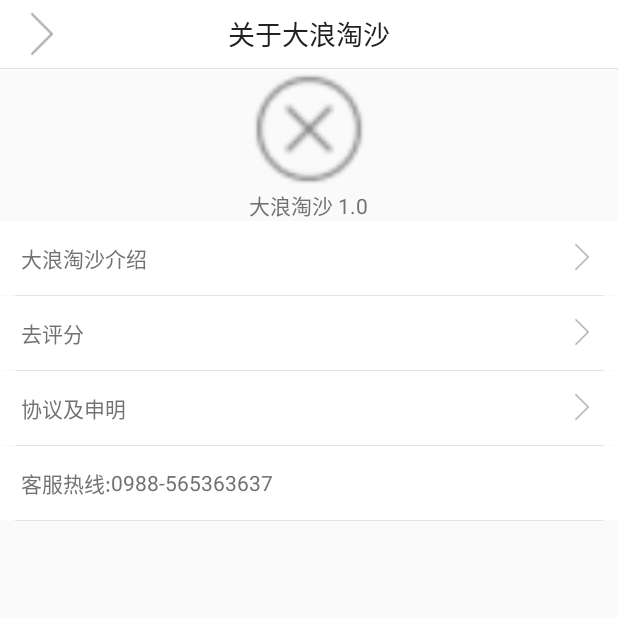
After one commit to XiaoLan12/TaoSha, an Android app: the AboutActivity screen opened directly, with no data from a screen before it, on a phone screen of 412 x 824 dp, the top half of it. The commit adds this screen. Run offline under Robolectric (Android 15) with nearby library versions, the light colour scheme and no system bars; our stand-ins replace ButterKnife.

Commit message:
更新代码

```diff
--- a/app/src/main/AndroidManifest.xml
+++ b/app/src/main/AndroidManifest.xml
@@ -29,7 +29,9 @@
         <activity android:name=".ui.me.accountingcenter.AccountCenterActivity" />
         <activity android:name=".ui.me.freesample.FreeSampleActivity" />
         <activity android:name=".ui.me.myrating.MyRatingActivity" />
-        <activity android:name=".ui.me.contactus.ContactUsActivity"></activity>
+        <activity android:name=".ui.me.contactus.ContactUsActivity" />
+        <activity android:name=".ui.me.abouttaosha.AboutActivity" />
+        <activity android:name=".ui.me.abouttaosha.AgreementStatementActivity"></activity>
     </application>
 
 </manifest>
--- a/app/src/main/java/com/yizhisha/taosha/ui/me/MeFragment.java
+++ b/app/src/main/java/com/yizhisha/taosha/ui/me/MeFragment.java
@@ -5,6 +5,7 @@ import android.widget.Switch;
 
 import com.yizhisha.taosha.R;
 import com.yizhisha.taosha.base.BaseFragment;
+import com.yizhisha.taosha.ui.me.abouttaosha.AboutActivity;
 import com.yizhisha.taosha.ui.me.accountingcenter.AccountCenterActivity;
 import com.yizhisha.taosha.ui.me.contactus.ContactUsActivity;
 import com.yizhisha.taosha.ui.me.freesample.FreeSampleActivity;
@@ -39,7 +40,7 @@ public class MeFragment extends BaseFragment{
 
     }
     @OnClick({R.id.set_me_iv,R.id.myorder_set_tv,R.id.mycollect_set_tv,R.id.myfootprint_set_tv,
-    R.id.accountcenter_me_rl,R.id.freesample_me_rl,R.id.myrating_me_rl,R.id.contactus_rl})
+    R.id.accountcenter_me_rl,R.id.freesample_me_rl,R.id.myrating_me_rl,R.id.contactus_rl,R.id.abouttaosha_rl})
     @Override
     public void onClick(View v) {
         super.onClick(v);
@@ -68,6 +69,9 @@ public class MeFragment extends BaseFragment{
             case R.id.contactus_rl:
                 startActivity(ContactUsActivity.class);
                 break;
+            case R.id.abouttaosha_rl:
+                startActivity(AboutActivity.class);
+                break;
         }
     }
 }
--- /dev/null
+++ b/app/src/main/java/com/yizhisha/taosha/ui/me/abouttaosha/AboutActivity.java
@@ -0,0 +1,38 @@
+package com.yizhisha.taosha.ui.me.abouttaosha;
+
+import android.support.v7.app.AppCompatActivity;
+import android.os.Bundle;
+import android.view.View;
+
+import com.yizhisha.taosha.R;
+import com.yizhisha.taosha.base.BaseActivity;
+
+import butterknife.OnClick;
+
+public class AboutActivity extends BaseActivity {
+
+    @Override
+    protected int getLayoutId() {
+        return R.layout.activity_about;
+    }
+
+    @Override
+    protected void initToolBar() {
+
+    }
+
+    @Override
+    protected void initView() {
+
+    }
+    @OnClick({R.id.about_rl3})
+    @Override
+    public void onClick(View v) {
+        super.onClick(v);
+        switch (v.getId()){
+            case R.id.about_rl3:
+                startActivity(AgreementStatementActivity.class);
+                break;
+        }
+    }
+}
--- /dev/null
+++ b/app/src/main/java/com/yizhisha/taosha/ui/me/abouttaosha/AgreementStatementActivity.java
@@ -0,0 +1,25 @@
+package com.yizhisha.taosha.ui.me.abouttaosha;
+
+import android.support.v7.app.AppCompatActivity;
+import android.os.Bundle;
+
+import com.yizhisha.taosha.R;
+import com.yizhisha.taosha.base.BaseActivity;
+
+public class AgreementStatementActivity extends BaseActivity {
+
+    @Override
+    protected int getLayoutId() {
+        return R.layout.activity_agreement_statement;
+    }
+
+    @Override
+    protected void initToolBar() {
+
+    }
+
+    @Override
+    protected void initView() {
+
+    }
+}
--- /dev/null
+++ b/app/src/main/res/layout/activity_about.xml
@@ -0,0 +1,121 @@
+<?xml version="1.0" encoding="utf-8"?>
+<LinearLayout xmlns:android="http://schemas.android.com/apk/res/android"
+    android:orientation="vertical"
+    android:layout_width="match_parent"
+    android:layout_height="match_parent"
+    xmlns:app="http://schemas.android.com/apk/res-auto">
+    <com.yizhisha.taosha.base.BaseToolbar
+        android:id="@+id/toolbar"
+        style="@style/basetoolbarStyle"
+        app:isShowSearchView="false"
+        app:leftButtonIcon="@drawable/icon_right"
+        app:title="@string/about_taosha"/>
+    <View style="@style/TS.Theme.Widget.Divider.Line.Vertical"/>
+    <LinearLayout
+        android:layout_width="match_parent"
+        android:layout_height="wrap_content"
+        android:orientation="vertical"
+        android:gravity="center">
+        <ImageView
+            android:layout_width="80dp"
+            android:layout_height="80dp"
+            android:src="@drawable/icon_delete"
+            />
+        <TextView
+           style="@style/TS.Theme.Widget.Text"
+            android:text="大浪淘沙 1.0"/>
+    </LinearLayout>
+    <RelativeLayout
+        android:id="@+id/about_rl1"
+        android:layout_width="match_parent"
+        android:layout_height="wrap_content"
+        android:background="@drawable/shape_bg_selector"
+        android:padding="@dimen/dp_14">
+
+        <TextView
+            style="@style/TS.Theme.Widget.Text"
+            android:text="大浪淘沙介绍"
+            android:layout_centerVertical="true"
+            />
+        <ImageView
+            android:layout_width="@dimen/dp_20"
+            android:layout_height="@dimen/dp_20"
+            android:src="@drawable/icon_right"
+            android:layout_alignParentRight="true"
+            />
+    </RelativeLayout>
+    <View
+        style="@style/TS.Theme.Widget.Divider.Line.Vertical"
+        android:layout_marginLeft="@dimen/dp_10"
+        android:layout_marginRight="@dimen/dp_10"/>
+    <RelativeLayout
+        android:id="@+id/about_rl2"
+        android:layout_width="match_parent"
+        android:layout_height="wrap_content"
+        android:background="@drawable/shape_bg_selector"
+        android:padding="@dimen/dp_14">
+
+        <TextView
+            style="@style/TS.Theme.Widget.Text"
+            android:text="去评分"
+            android:layout_centerVertical="true"
+            />
+        <ImageView
+            android:layout_width="@dimen/dp_20"
+            android:layout_height="@dimen/dp_20"
+            android:src="@drawable/icon_right"
+            android:layout_alignParentTop="true"
+            android:layout_alignParentRight="true"
+            android:layout_alignParentEnd="true" />
+    </RelativeLayout>
+    <View
+        style="@style/TS.Theme.Widget.Divider.Line.Vertical"
+        android:layout_marginLeft="@dimen/dp_10"
+        android:layout_marginRight="@dimen/dp_10"/>
+    <RelativeLayout
+        android:id="@+id/about_rl3"
+        android:layout_width="match_parent"
+        android:layout_height="wrap_content"
+        android:background="@drawable/shape_bg_selector"
+        android:padding="@dimen/dp_14">
+
+        <TextView
+            style="@style/TS.Theme.Widget.Text"
+            android:text="协议及申明"
+            android:layout_centerVertical="true"
+            />
+        <ImageView
+            android:layout_width="@dimen/dp_20"
+            android:layout_height="@dimen/dp_20"
+            android:src="@drawable/icon_right"
+            android:layout_alignParentRight="true"
+            />
+    </RelativeLayout>
+    <View
+        style="@style/TS.Theme.Widget.Divider.Line.Vertical"
+        android:layout_marginLeft="@dimen/dp_10"
+        android:layout_marginRight="@dimen/dp_10"/>
+    <RelativeLayout
+        android:layout_width="match_parent"
+        android:layout_height="wrap_content"
+        android:background="@drawable/shape_bg_selector"
+        android:padding="@dimen/dp_14">
+
+        <TextView
+            android:id="@+id/customer_service_hotline"
+            style="@style/TS.Theme.Widget.Text"
+            android:text="客服热线:"
+            android:layout_centerVertical="true"
+            />
+        <TextView
+            style="@style/TS.Theme.Widget.Text"
+            android:text="0988-565363637"
+            android:layout_toRightOf="@+id/customer_service_hotline"
+            android:layout_centerVertical="true"
+            />
+    </RelativeLayout>
+    <View
+        style="@style/TS.Theme.Widget.Divider.Line.Vertical"
+        android:layout_marginLeft="@dimen/dp_10"
+        android:layout_marginRight="@dimen/dp_10"/>
+</LinearLayout>
--- /dev/null
+++ b/app/src/main/res/layout/activity_agreement_statement.xml
@@ -0,0 +1,19 @@
+<?xml version="1.0" encoding="utf-8"?>
+<LinearLayout xmlns:android="http://schemas.android.com/apk/res/android"
+    android:orientation="vertical"
+    android:layout_width="match_parent"
+    android:layout_height="match_parent"
+
+    xmlns:app="http://schemas.android.com/apk/res-auto">
+    <com.yizhisha.taosha.base.BaseToolbar
+        android:id="@+id/toolbar"
+        style="@style/basetoolbarStyle"
+        app:isShowSearchView="false"
+        app:leftButtonIcon="@drawable/icon_right"
+        app:title="协议声明"/>
+    <View style="@style/TS.Theme.Widget.Divider.Line.Vertical"/>
+    <TextView
+        style="@style/TS.Theme.Widget.Text"
+        android:padding="@dimen/dp_10"
+        android:text="感动撒访问的三国撒登革热股份萨博的空间放华为；连接方式；看到了附件为哦啊手机发送旅客；打飞机哦未按国家扫"/>
+    </LinearLayout>
--- a/app/src/main/res/layout/fragment_me.xml
+++ b/app/src/main/res/layout/fragment_me.xml
@@ -217,6 +217,7 @@
                 android:layout_marginRight="@dimen/dp_10" />
 
             <RelativeLayout
+                android:id="@+id/abouttaosha_rl"
                 android:layout_width="match_parent"
                 android:layout_height="wrap_content"
                 android:background="@drawable/shape_bg_selector"
--- a/app/src/main/res/values/strings.xml
+++ b/app/src/main/res/values/strings.xml
@@ -21,4 +21,5 @@
     <string name="account_center">账务中心</string>
     <string name="my_rating">我的评价</string>
     <string name="contact_us">联系我们</string>
+    <string name="about_taosha">关于大浪淘沙</string>
 </resources>
```
